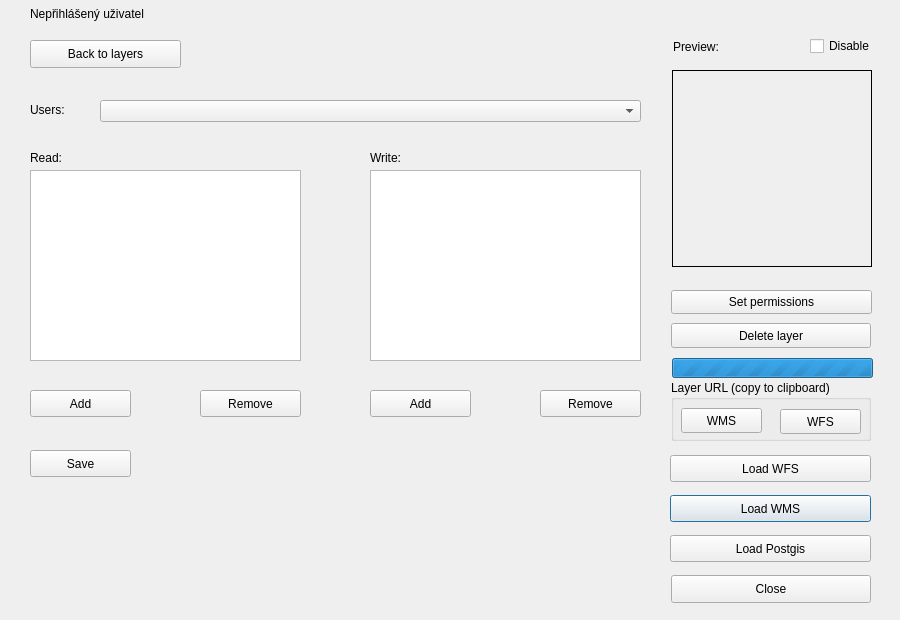
This is dlg_addLayer.ui in LESPROJEKT/qgis-layman-plugin as Qt 5 draws it before an edit. The edited form follows.
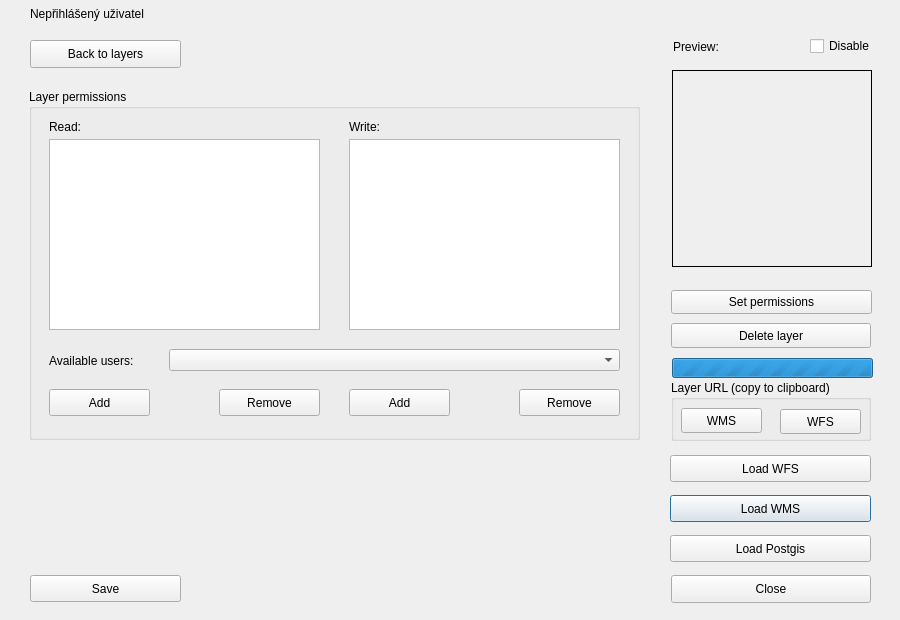
This is the edited form. The open tabs and pages were chosen to show the change. Icons and pictures are not drawn. Custom widgets are drawn as their Qt base class.

Patch:
```diff
--- a/dlg_addLayer.ui
+++ b/dlg_addLayer.ui
@@ -296,8 +296,8 @@
      <property name="geometry">
       <rect>
        <x>10</x>
-       <y>420</y>
-       <width>101</width>
+       <y>545</y>
+       <width>151</width>
        <height>27</height>
       </rect>
      </property>
@@ -309,11 +309,93 @@
        <normaloff>icons/save_ico.png</normaloff>icons/save_ico.png</iconset>
      </property>
     </widget>
+    <widget class="QPushButton" name="pushButton_back">
+     <property name="geometry">
+      <rect>
+       <x>10</x>
+       <y>10</y>
+       <width>151</width>
+       <height>28</height>
+      </rect>
+     </property>
+     <property name="text">
+      <string>Back to layers</string>
+     </property>
+     <property name="icon">
+      <iconset>
+       <normaloff>icons/back.png</normaloff>icons/back.png</iconset>
+     </property>
+    </widget>
+    <widget class="QGroupBox" name="groupBox_2">
+     <property name="geometry">
+      <rect>
+       <x>9</x>
+       <y>59</y>
+       <width>611</width>
+       <height>351</height>
+      </rect>
+     </property>
+     <property name="title">
+      <string>Layer permissions</string>
+     </property>
+     <widget class="QLabel" name="label">
+      <property name="geometry">
+       <rect>
+        <x>20</x>
+        <y>264</y>
+        <width>101</width>
+        <height>16</height>
+       </rect>
+      </property>
+      <property name="text">
+       <string>Available users:</string>
+      </property>
+     </widget>
+     <widget class="QLabel" name="label_4">
+      <property name="geometry">
+       <rect>
+        <x>20</x>
+        <y>30</y>
+        <width>55</width>
+        <height>16</height>
+       </rect>
+      </property>
+      <property name="text">
+       <string>Read:</string>
+      </property>
+     </widget>
+     <widget class="QListWidget" name="listWidget_write">
+      <property name="geometry">
+       <rect>
+        <x>320</x>
+        <y>50</y>
+        <width>271</width>
+        <height>191</height>
+       </rect>
+      </property>
+     </widget>
+     <widget class="QPushButton" name="pushButton_addRead">
+      <property name="geometry">
+       <rect>
+        <x>20</x>
+        <y>300</y>
+        <width>101</width>
+        <height>27</height>
+       </rect>
+      </property>
+      <property name="text">
+       <string>Add</string>
+      </property>
+      <property name="icon">
+       <iconset>
+        <normaloff>icons/add.png</normaloff>icons/add.png</iconset>
+      </property>
+     </widget>
     <widget class="QPushButton" name="pushButton_addWrite">
      <property name="geometry">
       <rect>
-       <x>350</x>
-       <y>360</y>
+        <x>320</x>
+        <y>300</y>
        <width>101</width>
        <height>27</height>
       </rect>
@@ -326,11 +408,38 @@
        <normaloff>icons/add.png</normaloff>icons/add.png</iconset>
      </property>
     </widget>
+     <widget class="QPushButton" name="pushButton_removeWrite">
+      <property name="geometry">
+       <rect>
+        <x>490</x>
+        <y>300</y>
+        <width>101</width>
+        <height>27</height>
+       </rect>
+      </property>
+      <property name="text">
+       <string>Remove</string>
+      </property>
+      <property name="icon">
+       <iconset>
+        <normaloff>icons/delete_FILL0_wght500_GRAD0_opsz24.png</normaloff>icons/delete_FILL0_wght500_GRAD0_opsz24.png</iconset>
+      </property>
+     </widget>
+     <widget class="QListWidget" name="listWidget_read">
+      <property name="geometry">
+       <rect>
+        <x>20</x>
+        <y>50</y>
+        <width>271</width>
+        <height>191</height>
+       </rect>
+      </property>
+     </widget>
     <widget class="QLabel" name="label_3">
      <property name="geometry">
       <rect>
-       <x>350</x>
-       <y>120</y>
+        <x>320</x>
+        <y>30</y>
        <width>55</width>
        <height>16</height>
       </rect>
@@ -342,71 +451,18 @@
     <widget class="QComboBox" name="comboBox_users">
      <property name="geometry">
       <rect>
-       <x>80</x>
-       <y>70</y>
-       <width>541</width>
+        <x>140</x>
+        <y>260</y>
+        <width>451</width>
        <height>22</height>
       </rect>
      </property>
     </widget>
-    <widget class="QLabel" name="label_4">
-     <property name="geometry">
-      <rect>
-       <x>10</x>
-       <y>120</y>
-       <width>55</width>
-       <height>16</height>
-      </rect>
-     </property>
-     <property name="text">
-      <string>Read:</string>
-     </property>
-    </widget>
-    <widget class="QListWidget" name="listWidget_write">
-     <property name="geometry">
-      <rect>
-       <x>350</x>
-       <y>140</y>
-       <width>271</width>
-       <height>191</height>
-      </rect>
-     </property>
-    </widget>
-    <widget class="QPushButton" name="pushButton_removeWrite">
-     <property name="geometry">
-      <rect>
-       <x>520</x>
-       <y>360</y>
-       <width>101</width>
-       <height>27</height>
-      </rect>
-     </property>
-     <property name="text">
-      <string>Remove</string>
-     </property>
-     <property name="icon">
-      <iconset>
-       <normaloff>icons/delete_FILL0_wght500_GRAD0_opsz24.png</normaloff>icons/delete_FILL0_wght500_GRAD0_opsz24.png</iconset>
-     </property>
-    </widget>
-    <widget class="QLabel" name="label">
-     <property name="geometry">
-      <rect>
-       <x>10</x>
-       <y>72</y>
-       <width>55</width>
-       <height>16</height>
-      </rect>
-     </property>
-     <property name="text">
-      <string>Users:</string>
-     </property>
-    </widget>
     <widget class="QPushButton" name="pushButton_removeRead">
      <property name="geometry">
       <rect>
-       <x>180</x>
-       <y>360</y>
+        <x>190</x>
+        <y>300</y>
        <width>101</width>
        <height>27</height>
       </rect>
@@ -419,49 +475,6 @@
        <normaloff>icons/delete_FILL0_wght500_GRAD0_opsz24.png</normaloff>icons/delete_FILL0_wght500_GRAD0_opsz24.png</iconset>
      </property>
     </widget>
-    <widget class="QPushButton" name="pushButton_addRead">
-     <property name="geometry">
-      <rect>
-       <x>10</x>
-       <y>360</y>
-       <width>101</width>
-       <height>27</height>
-      </rect>
-     </property>
-     <property name="text">
-      <string>Add</string>
-     </property>
-     <property name="icon">
-      <iconset>
-       <normaloff>icons/add.png</normaloff>icons/add.png</iconset>
-     </property>
-    </widget>
-    <widget class="QListWidget" name="listWidget_read">
-     <property name="geometry">
-      <rect>
-       <x>10</x>
-       <y>140</y>
-       <width>271</width>
-       <height>191</height>
-      </rect>
-     </property>
-    </widget>
-    <widget class="QPushButton" name="pushButton_back">
-     <property name="geometry">
-      <rect>
-       <x>10</x>
-       <y>10</y>
-       <width>151</width>
-       <height>28</height>
-      </rect>
-     </property>
-     <property name="text">
-      <string>Back to layers</string>
-     </property>
-     <property name="icon">
-      <iconset>
-       <normaloff>icons/back.png</normaloff>icons/back.png</iconset>
-     </property>
     </widget>
    </widget>
    <widget class="QWidget" name="page2">
```
Lines whose indentation alone changed are shown as unchanged.
